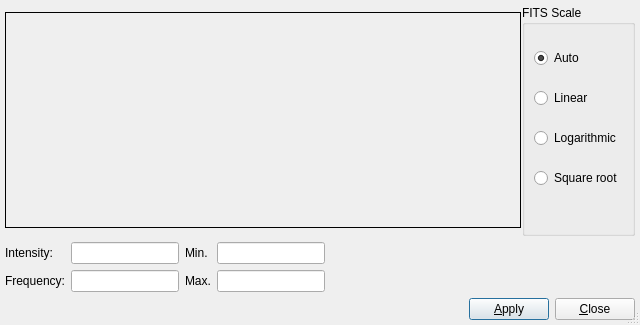
The window that kstars/fitshistogramui.ui (KDE/kstars) describes before a commit, drawn with Qt 5.
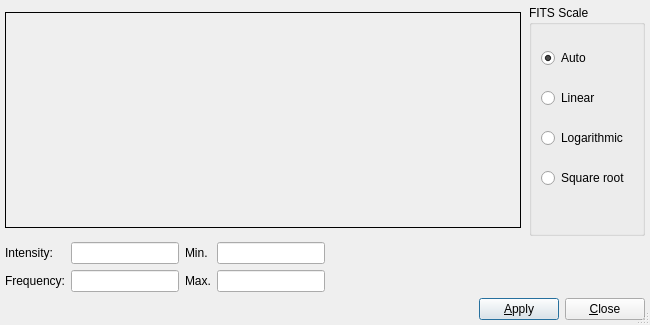
The same window after the commit. Custom widgets are drawn as their Qt base class.

```diff
--- a/kstars/fitshistogramui.ui
+++ b/kstars/fitshistogramui.ui
@@ -5,7 +5,7 @@
    <rect>
     <x>0</x>
     <y>0</y>
-    <width>640</width>
+    <width>650</width>
     <height>325</height>
    </rect>
   </property>
@@ -17,13 +17,13 @@
   </property>
   <property name="minimumSize" >
    <size>
-    <width>640</width>
+    <width>650</width>
     <height>325</height>
    </size>
   </property>
   <property name="maximumSize" >
    <size>
-    <width>640</width>
+    <width>650</width>
     <height>325</height>
    </size>
   </property>
```
